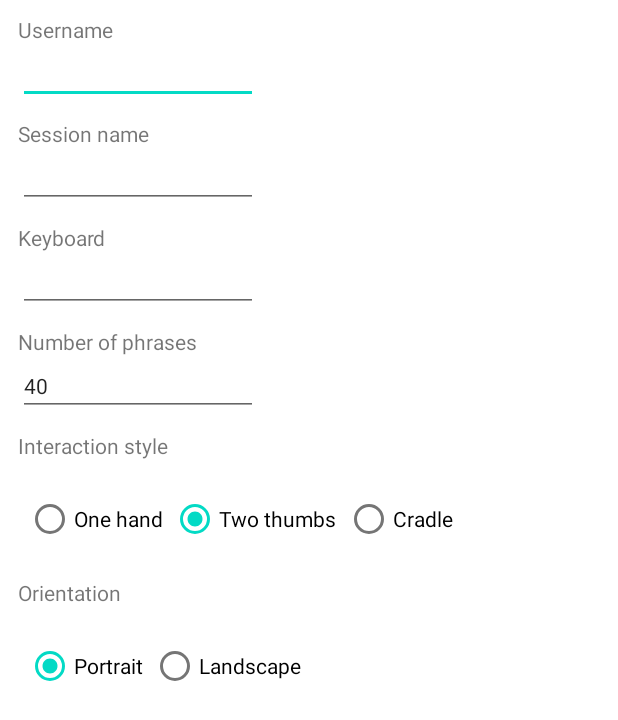
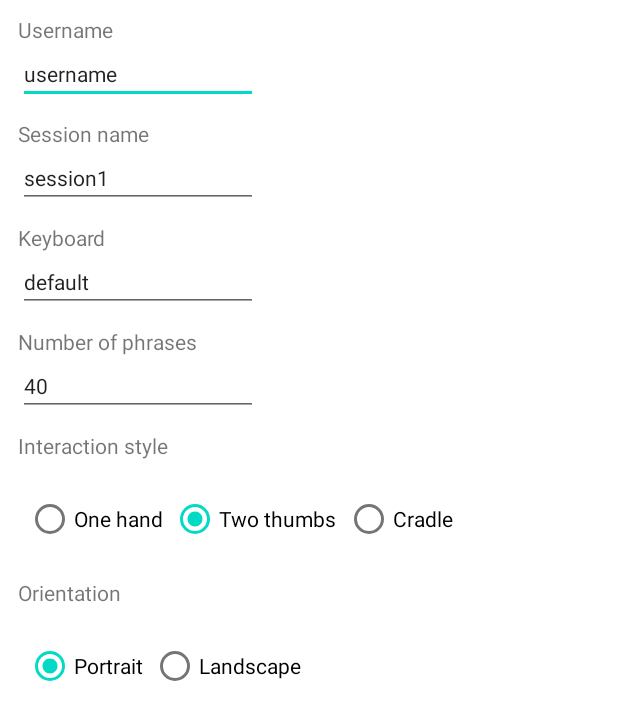
Before and after one commit to VanjaLjubobratovic/SmartKeyboard, an Android app: the screen it shows after launch (SessionSettingsActivity), after a tap on "Session settings", on a phone screen of 412 x 824 dp. Shown: the top 720 px of the screen. Run offline under Robolectric (Android 15) with nearby library versions, the light colour scheme and no system bars.

Commit message:
Added saving session settings to SharedPreferences

```diff
--- a/app/src/main/java/com/example/smartkeyboard/MainActivity.java
+++ b/app/src/main/java/com/example/smartkeyboard/MainActivity.java
@@ -12,6 +12,7 @@ import androidx.appcompat.widget.Toolbar;
 import android.annotation.SuppressLint;
 import android.content.Context;
 import android.content.Intent;
+import android.content.SharedPreferences;
 import android.os.Bundle;
 import android.text.Editable;
 import android.text.TextWatcher;
@@ -71,6 +72,24 @@ public class MainActivity extends AppCompatActivity {
         session = new Session();
 
         phraseInput = findViewById(R.id.transcribeET);
+
+        SharedPreferences sharedPref = this.getPreferences(Context.MODE_PRIVATE);
+
+        String usernamePref, sessionPref, keyboardPref, phraseNumberPref, orientationPref, interactionPref;
+
+        usernamePref = sharedPref.getString("username", "username");
+        sessionPref = sharedPref.getString("session_name", "session1");
+        keyboardPref = sharedPref.getString("keyboard", "default");
+        phraseNumberPref = sharedPref.getString("number_of_phrases", "40");
+        orientationPref = sharedPref.getString("orientation", "PORTRAIT");
+        interactionPref = sharedPref.getString("interaction", "TWO_THUMBS");
+
+        session.setUser(usernamePref);
+        session.setSessionID(sessionPref);
+        session.setTestedKeyboard(keyboardPref);
+        session.setNumOfPhrases(Integer.parseInt(phraseNumberPref));
+        session.setOrientation(Orientation.valueOf(orientationPref));
+        session.setTypingMode(TypingMode.valueOf(interactionPref));
 
         phraseInput.addTextChangedListener(new TextWatcher() {
             @Override
--- a/app/src/main/java/com/example/smartkeyboard/SessionSettingsActivity.java
+++ b/app/src/main/java/com/example/smartkeyboard/SessionSettingsActivity.java
@@ -1,6 +1,8 @@
 package com.example.smartkeyboard;
 
+import android.content.Context;
 import android.content.Intent;
+import android.content.SharedPreferences;
 import android.os.Bundle;
 import android.util.Log;
 import android.widget.EditText;
@@ -23,6 +25,18 @@ public class SessionSettingsActivity extends AppCompatActivity {
     protected void onCreate(@Nullable Bundle savedInstanceState) {
         super.onCreate(savedInstanceState);
 
+        SharedPreferences sharedPref = this.getPreferences(Context.MODE_PRIVATE);
+
+        String usernamePref, sessionPref, keyboardPref, phraseNumberPref, orientationPref, interactionPref;
+
+        usernamePref = sharedPref.getString("username", "username");
+        sessionPref = sharedPref.getString("session_name", "session1");
+        keyboardPref = sharedPref.getString("keyboard", "default");
+        phraseNumberPref = sharedPref.getString("number_of_phrases", "40");
+        orientationPref = sharedPref.getString("orientation", "PORTRAIT");
+        interactionPref = sharedPref.getString("interaction", "TWO_THUMBS");
+
+
         setContentView(R.layout.session_settings);
         username = findViewById(R.id.txtUsername);
         sessionName = findViewById(R.id.txtSessionName);
@@ -40,6 +54,27 @@ public class SessionSettingsActivity extends AppCompatActivity {
 
         interaction = TypingMode.TWO_THUMBS;
         orientation = Orientation.PORTRAIT;
+
+        username.setText(usernamePref);
+        sessionName.setText(sessionPref);
+        keyboard.setText(keyboardPref);
+        phraseNumber.setText(phraseNumberPref);
+
+        switch(interactionPref){
+            case("TWO_THUMBS"): twoThumb.setChecked(true);
+            break;
+            case("ONE_HAND"): oneHand.setChecked(true);
+            break;
+            case("CRADLING"): cradle.setChecked(true);
+            break;
+        }
+
+        switch(orientationPref){
+            case("PORTRAIT"): portrait.setChecked(true);
+                break;
+            case("LANDSCAPE"): landscape.setChecked(true);
+                break;
+        }
 
         interactionGroup.setOnCheckedChangeListener(new RadioGroup.OnCheckedChangeListener() {
             @Override
@@ -83,14 +118,46 @@ public class SessionSettingsActivity extends AppCompatActivity {
     public void onBackPressed() {
         Intent intent = new Intent();
         Session session = new Session();
-        session.setUser(username.getText().toString());
-        session.setSessionID(sessionName.getText().toString());
-        session.setTestedKeyboard(keyboard.getText().toString());
-        session.setNumOfPhrases(Integer.parseInt(phraseNumber.getText().toString()));
+
+        String usernameString = username.getText().toString();
+        String sessionNameString = sessionName.getText().toString();
+        String keyboardString = keyboard.getText().toString();
+        String numberOfPhrases = phraseNumber.getText().toString();
+
+        if(usernameString.isEmpty()){
+            usernameString = "username";
+        }
+        if(sessionNameString.isEmpty()){
+            sessionNameString = "session1";
+        }
+        if(keyboardString.isEmpty()){
+            keyboardString = "default";
+        }
+        if(numberOfPhrases.isEmpty()){
+            numberOfPhrases = "40";
+        }
+
+        session.setUser(usernameString);
+        session.setSessionID(sessionNameString);
+        session.setTestedKeyboard(keyboardString);
+        session.setNumOfPhrases(Integer.parseInt(numberOfPhrases));
         session.setOrientation(orientation);
         session.setTypingMode(interaction);
         intent.putExtra("sessionDetails", session);
         setResult(49, intent);
+
+        SharedPreferences sharedPref = this.getPreferences(Context.MODE_PRIVATE);
+        SharedPreferences.Editor myEdit = sharedPref.edit();
+
+        myEdit.putString("username", usernameString);
+        myEdit.putString("session_name", sessionNameString);
+        myEdit.putString("keyboard", keyboardString);
+        myEdit.putString("number_of_phrases", numberOfPhrases);
+        myEdit.putString("interaction", interaction.toString());
+        myEdit.putString("orientation", orientation.toString());
+
+        myEdit.commit();
+
         super.onBackPressed();
     }
 }
--- a/app/src/main/res/layout/session_settings.xml
+++ b/app/src/main/res/layout/session_settings.xml
@@ -17,6 +17,7 @@
 
     <EditText
         android:id="@+id/txtUsername"
+        android:text="@string/username_default"
         android:layout_width="wrap_content"
         android:layout_height="wrap_content"
         android:ems="10"
@@ -37,6 +38,7 @@
     <EditText
         android:id="@+id/txtSessionName"
         android:layout_width="wrap_content"
+        android:text="@string/session1"
         android:layout_height="wrap_content"
         android:ems="10"
         android:textSize="@dimen/session_settings_size"
@@ -58,6 +60,7 @@
         android:layout_width="wrap_content"
         android:layout_height="wrap_content"
         android:ems="10"
+        android:text="@string/default_keyboard"
         android:textSize="@dimen/session_settings_size"
         android:inputType="textPersonName"
         app:layout_constraintStart_toStartOf="parent"
--- a/app/src/main/res/values/strings.xml
+++ b/app/src/main/res/values/strings.xml
@@ -35,4 +35,7 @@
     <string name="portrait">Portrait</string>
     <string name="landscape">Landscape</string>
     <string name="default_phrases_num">40</string>
+    <string name="username_default">username</string>
+    <string name="session1">session1</string>
+    <string name="default_keyboard">default</string>
 </resources>
```
